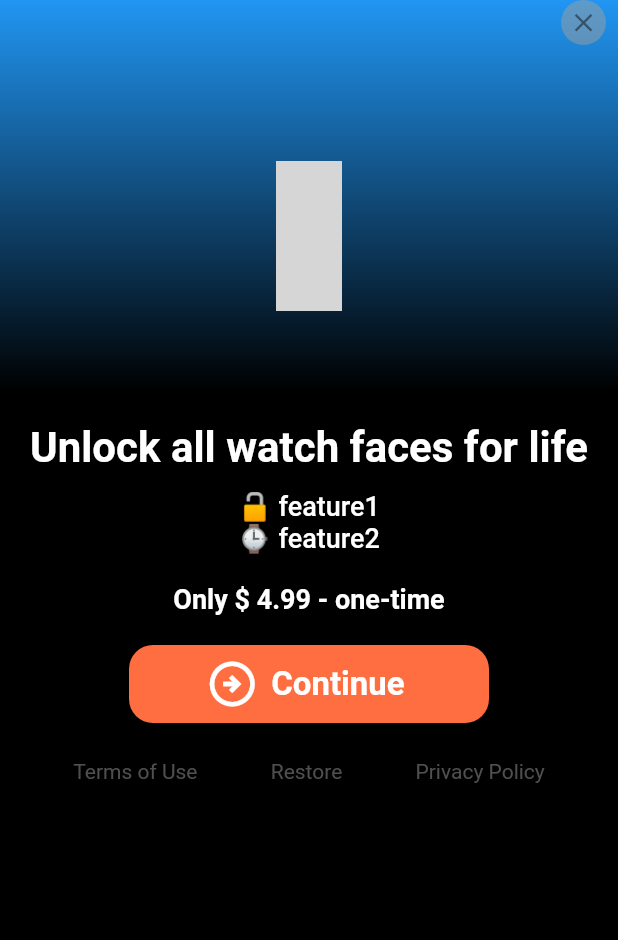
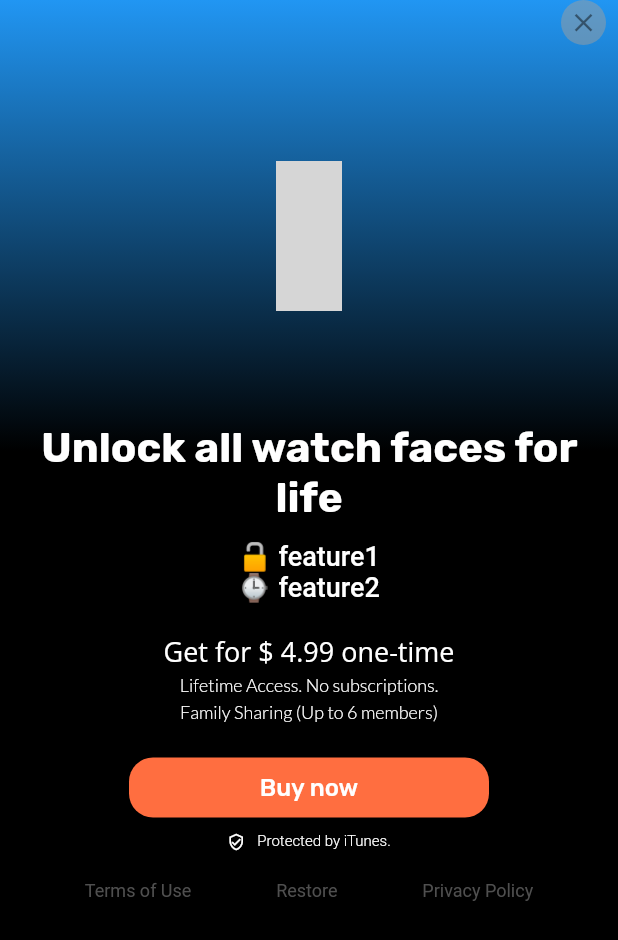
Before and after one commit to kellvembarbosa/paywall_ui, a Flutter app: the screen it shows after launch, after a tap on "Show paywall OTP", on a phone screen of 412 x 824 dp. Shown: the top 940 px of the screen. Run offline on Flutter 3.47's test engine with Material 2 defaults, Android fonts, the phone set to English and light mode, and no system bars; our stand-ins replace animate_do, get, google_fonts, iconsax; grey boxes are pictures that could not be loaded.

Commit message:
upates basic

```diff
--- a/example/lib/app/modules/home/view.dart
+++ b/example/lib/app/modules/home/view.dart
@@ -29,8 +29,15 @@ class HomePage extends GetView<HomeController> {
               SizedBox(
                 width: Get.width,
                 child: ElevatedButton(
-                  child: const Text('Show paywall Multiple Options'),
-                  onPressed: () => Get.toNamed('/paywall', arguments: {'type': 'multiple'}),
+                  child: const Text('Show paywall Multiple Options Horizontal'),
+                  onPressed: () => Get.toNamed('/paywall', arguments: {'type': 'multiple', 'orientation': 'horizontal'}),
+                ),
+              ),
+              SizedBox(
+                width: Get.width,
+                child: ElevatedButton(
+                  child: const Text('Show paywall Multiple Options Vertical'),
+                  onPressed: () => Get.toNamed('/paywall', arguments: {'type': 'multiple', 'orientation': 'vertical'}),
                 ),
               ),
             ],
--- a/example/lib/app/modules/paywall/view.dart
+++ b/example/lib/app/modules/paywall/view.dart
@@ -22,9 +22,9 @@ class PaywallPage extends GetView<HomeController> {
             return Obx(
               () => paywallUi.multipleOptions(
                 currentOfferSelected: controller.currentOfferValue,
-                optionsLayout: layoutPaywall,
+                optionsLayout: arguments['orientation'] == 'horizontal' ? LayoutMultiple.horizontal : LayoutMultiple.vertical,
                 offerRecommended: 2,
-                offers: layoutPaywall == LayoutMultiple.horizontal
+                offers: arguments['orientation'] == 'horizontal'
                     ? [
                         PaywallButtonOffer(
                           title: "1",
--- a/lib/paywall_ui.dart
+++ b/lib/paywall_ui.dart
@@ -33,6 +33,9 @@ class PaywallUi {
     int currentOfferSelected = 0,
     LayoutMultiple optionsLayout = LayoutMultiple.vertical,
     int offerRecommended = 9999,
+    String mainTitle = "Try 3 days FREE",
+    String mainSubTitle = "No commitment. Cancel anytime",
+    String textButtonCTA = "Try now",
   }) {
     return MultipleOptionsPage(
       paywallSettings: paywallSettings,
@@ -44,6 +47,9 @@ class PaywallUi {
       currentOfferSelected: currentOfferSelected,
       optionsLayout: optionsLayout,
       offerRecommended: offerRecommended,
+      mainTitle: mainTitle,
+      mainSubTitle: mainSubTitle,
+      textButtonCTA: textButtonCTA,
     );
   }
 
@@ -53,6 +59,8 @@ class PaywallUi {
     Widget? mediaContainer,
     BoxDecoration? mainContainerDecoration,
     OTPPaywallStyle? paywallStyle,
+    String mainTitle = "Unlock all watch faces for life",
+    String textButtonCTA = "Buy now",
   }) {
     return OneTimePaymentPage(
       paywallSettings: paywallSettings,
@@ -60,6 +68,8 @@ class PaywallUi {
       mainContainerDecoration: mainContainerDecoration,
       features: features,
       paywallStyle: paywallStyle,
+      mainTitle: mainTitle,
+      textButtonCTA: textButtonCTA,
     );
   }
 
--- a/lib/src/controllers/paywall.dart
+++ b/lib/src/controllers/paywall.dart
@@ -8,7 +8,9 @@ class PaywallController extends GetxController {
 
   baseFunction(Function? currentFunction) async {
     setLoading = true;
-    if (currentFunction != null) await currentFunction();
+    if (currentFunction != null) {
+      await currentFunction();
+    }
     setLoading = false;
   }
 }
--- a/lib/src/pages/multiple_options/widgets/paywall_button_horizontal.dart
+++ b/lib/src/pages/multiple_options/widgets/paywall_button_horizontal.dart
@@ -31,10 +31,10 @@ class PaywallButtonHorizontalWidget extends StatelessWidget {
             decoration: offer.mainContainerDecoration ??
                 BoxDecoration(
                   borderRadius: BorderRadius.circular(8),
-                  color: Colors.black,
+                  color: offer.bgMainContainerColor ?? Colors.black,
                   border: isSelected
                       ? Border.all(
-                          color: offer.bgMainContainerColor ?? Colors.deepOrangeAccent,
+                          color: offer.borderColor ?? Colors.deepOrangeAccent,
                           width: 2,
                         )
                       : null,
--- a/lib/src/pages/one_time_payment/view.dart
+++ b/lib/src/pages/one_time_payment/view.dart
@@ -2,6 +2,7 @@ import 'package:flutter/cupertino.dart';
 import 'package:flutter/material.dart';
 import 'package:get/get.dart';
 import 'package:animate_do/animate_do.dart';
+import 'package:google_fonts/google_fonts.dart';
 import 'package:iconsax/iconsax.dart';
 import 'package:paywall_ui/paywall_ui.dart';
 import 'package:paywall_ui/src/controllers/paywall.dart';
@@ -16,6 +17,8 @@ class OneTimePaymentPage extends GetView {
   final PaywallSettings paywallSettings; // paywall settings
   final OTPPaywallStyle? paywallStyle;
   final List<String> features;
+  final String mainTitle;
+  final String textButtonCTA;
 
   OneTimePaymentPage({
     Key? key,
@@ -24,9 +27,10 @@ class OneTimePaymentPage extends GetView {
     required this.paywallSettings,
     this.mainContainerDecoration,
     this.paywallStyle,
+    required this.mainTitle,
+    required this.textButtonCTA,
   }) : super(key: key);
 
-  @override
   final paywallController = Get.put<PaywallController>(PaywallController());
 
   @override
@@ -72,16 +76,19 @@ class OneTimePaymentPage extends GetView {
                             ),
                           ),
                         ),
-                    Text(
-                      "Unlock all watch faces for life".tr,
-                      style: Get.textTheme.titleLarge!.copyWith(
-                        color: paywallStyle?.titleColor ?? Colors.white,
-                        fontWeight: FontWeight.bold,
-                        fontSize: paywallStyle?.titleSize ?? 24,
+                    Padding(
+                      padding: const EdgeInsets.only(left: 6.0, right: 6),
+                      child: Text(
+                        mainTitle,
+                        style: GoogleFonts.rubik(
+                          color: paywallStyle?.titleColor ?? Colors.white,
+                          fontWeight: FontWeight.bold,
+                          fontSize: paywallStyle?.titleSize ?? 24,
+                        ),
+                        textAlign: TextAlign.center,
+                        maxLines: 2,
+                        overflow: TextOverflow.ellipsis,
                       ),
-                      textAlign: TextAlign.center,
-                      maxLines: 2,
-                      overflow: TextOverflow.ellipsis,
                     ),
                     const SizedBox(
                       height: 12,
@@ -112,25 +119,53 @@ class OneTimePaymentPage extends GetView {
                       mainAxisAlignment: MainAxisAlignment.center,
                       children: [
                         Text(
-                          "Only @price".trParams(
+                          "Get for @price".trParams(
                             {
-                              "price": "${paywallSettings.localizedPrice.tr} - ${paywallSettings.localizedSubscriptionPeriod.tr}",
+                              "price": "${paywallSettings.localizedPrice.tr} ${paywallSettings.localizedSubscriptionPeriod.tr}",
                             },
                           ),
-                          style: Get.textTheme.titleMedium!.copyWith(
+                          style: GoogleFonts.openSans(
                             color: paywallStyle?.featuresColor ?? Colors.white,
-                            fontWeight: FontWeight.bold,
-                            fontSize: paywallStyle?.priceSize ?? 18,
+                            fontWeight: FontWeight.w400,
+                            fontSize: paywallStyle?.priceSize ?? 16,
                           ),
                           textAlign: TextAlign.center,
                         ),
                       ],
                     ),
                     const SizedBox(
+                      height: 2,
+                    ),
+                    paywallSettings.isSubscription
+                        ? Container()
+                        : Text(
+                            "Lifetime Access. No subscriptions.".tr,
+                            style: GoogleFonts.lato(
+                              color: paywallStyle?.featuresColor ?? Colors.white,
+                              fontWeight: FontWeight.w300,
+                              fontSize: 12,
+                            ),
+                            textAlign: TextAlign.center,
+                          ),
+                    paywallSettings.isSubscription
+                        ? Container()
+                        : const SizedBox(
+                            height: 4,
+                          ),
+                    Text(
+                      "Family Sharing (Up to 6 members)".tr,
+                      style: GoogleFonts.lato(
+                        color: paywallStyle?.featuresColor ?? Colors.white,
+                        fontWeight: FontWeight.w300,
+                        fontSize: 12,
+                      ),
+                      textAlign: TextAlign.center,
+                    ),
+                    const SizedBox(
                       height: 20,
                     ),
                     SlideInLeft(
-                      child: ElevatedButton.icon(
+                      child: ElevatedButton(
                         style: paywallStyle?.buttonStyle ??
                             ElevatedButton.styleFrom(
                               padding: const EdgeInsets.symmetric(vertical: 8.0, horizontal: 12),
@@ -142,19 +177,19 @@ class OneTimePaymentPage extends GetView {
                               ),
                             ),
                         onPressed: () => paywallController.baseFunction(paywallSettings.onPressedPurchaseButton),
-                        icon: paywallStyle?.iconButtonCTA ??
-                            const Icon(
-                              Icons.arrow_circle_right_outlined,
-                              color: Colors.white,
-                              size: 36,
-                            ),
-                        label: Text(
-                          "Continue ".tr,
+                        // icon: paywallStyle?.iconButtonCTA ??
+                        //     const Icon(
+                        //       Icons.verified_user_outlined,
+                        //       color: Colors.white,
+                        //       size: 32,
+                        //     ),
+                        child: Text(
+                          textButtonCTA,
                           style: paywallStyle?.textStyleButtonCTA ??
-                              const TextStyle(
+                              GoogleFonts.rubik(
                                 color: Colors.white,
-                                fontSize: 22,
-                                fontWeight: FontWeight.bold,
+                                fontSize: 16,
+                                fontWeight: FontWeight.w500,
                               ),
                           maxLines: 1,
                           overflow: TextOverflow.ellipsis,
@@ -162,7 +197,33 @@ class OneTimePaymentPage extends GetView {
                       ),
                     ),
                     const SizedBox(
-                      height: 24,
+                      height: 6,
+                    ),
+                    Row(
+                      mainAxisAlignment: MainAxisAlignment.center,
+                      crossAxisAlignment: CrossAxisAlignment.center,
+                      children: [
+                        const Icon(
+                          Icons.verified_user_outlined,
+                          color: Colors.white,
+                          size: 12,
+                        ),
+                        const SizedBox(
+                          width: 8,
+                        ),
+                        Text(
+                          "Protected by iTunes.".tr,
+                          style: GoogleFonts.roboto(
+                            color: paywallStyle?.featuresColor ?? Colors.white,
+                            fontWeight: FontWeight.w300,
+                            fontSize: 10,
+                          ),
+                          textAlign: TextAlign.center,
+                        ),
+                      ],
+                    ),
+                    const SizedBox(
+                      height: 20,
                     ),
                     Opacity(
                       opacity: 0.5,
@@ -180,6 +241,7 @@ class OneTimePaymentPage extends GetView {
                               textAlign: TextAlign.center,
                               style: TextStyle(
                                 color: Colors.grey[500]!,
+                                fontSize: 12,
                               ),
                             ),
                           ),
@@ -193,6 +255,7 @@ class OneTimePaymentPage extends GetView {
                               textAlign: TextAlign.center,
                               style: const TextStyle(
                                 color: Colors.grey,
+                                fontSize: 12,
                               ),
                             ),
                           ),
@@ -206,6 +269,7 @@ class OneTimePaymentPage extends GetView {
                               textAlign: TextAlign.center,
                               style: TextStyle(
                                 color: Colors.grey[500]!,
+                                fontSize: 12,
                               ),
                             ),
                           ),
@@ -241,7 +305,13 @@ class OneTimePaymentPage extends GetView {
                             Icons.close,
                             color: Colors.black45,
                           ),
-                          onPressed: () => Get.back(),
+                          onPressed: () {
+                            if (paywallSettings.onPressedBackButton != null) {
+                              paywallSettings.onPressedBackButton!();
+                            } else {
+                              Get.back();
+                            }
+                          },
                         ),
                       ),
                     ],
--- a/lib/src/types/paywall_settings.dart
+++ b/lib/src/types/paywall_settings.dart
@@ -3,7 +3,7 @@ import 'package:flutter/foundation.dart';
 class PaywallSettings with Diagnosticable {
   final String localizedPrice, localizedSubscriptionPeriod;
   final Function? onPressedPurchaseButton, onPressedRestoreButton, onPressedTermsButton, onPressedPrivacyButton, onPressedBackButton;
-  final bool enabledBackButton; // disable back button on paywall page
+  final bool enabledBackButton, isSubscription; // disable back button on paywall page
 
   PaywallSettings({
     required this.localizedPrice,
@@ -14,5 +14,6 @@ class PaywallSettings with Diagnosticable {
     this.onPressedPrivacyButton,
     this.onPressedBackButton,
     this.enabledBackButton = true,
+    this.isSubscription = false,
   });
 }
--- a/pubspec.yaml
+++ b/pubspec.yaml
@@ -12,6 +12,7 @@ dependencies:
   flutter:
     sdk: flutter
   get: ^4.6.5
+  google_fonts: ^3.0.1
   iconsax: ^0.0.8
 
 dev_dependencies:
```
Also changed, not shown: lib/src/pages/multiple_options/view.dart (+24 -6 lines), lib/src/pages/multiple_options/widgets/paywall_button_vertical.dart (+4 -3 lines), example/pubspec.lock, 6 other files.
